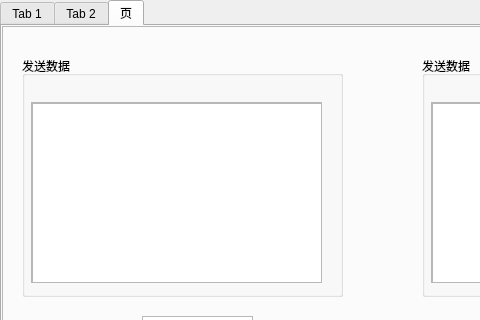
Qt form version4tabs.ui (burg-Yalu/RFIDCoder) before a commit; both pictures show x 0 to 480 and y 0 to 320 of the 800 by 600 pixel window.
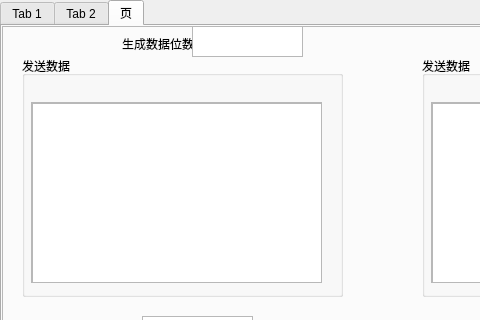
The same form after that commit.

Commit message: 完成了UI完善，实现了单个数据校验

What changed in the file:
```diff
--- a/version4tabs.ui
+++ b/version4tabs.ui
@@ -963,6 +963,29 @@
         </widget>
        </widget>
       </widget>
+      <widget class="QLabel" name="label_20">
+       <property name="geometry">
+        <rect>
+         <x>120</x>
+         <y>10</y>
+         <width>72</width>
+         <height>15</height>
+        </rect>
+       </property>
+       <property name="text">
+        <string>生成数据位数：</string>
+       </property>
+      </widget>
+      <widget class="QTextEdit" name="DataLength_CRC">
+       <property name="geometry">
+        <rect>
+         <x>190</x>
+         <y>0</y>
+         <width>111</width>
+         <height>31</height>
+        </rect>
+       </property>
+      </widget>
      </widget>
     </widget>
    </widget>
```
Left out of the diff: 23 changed lines with no effect on the pictures. The commit also changes 2 other files.
